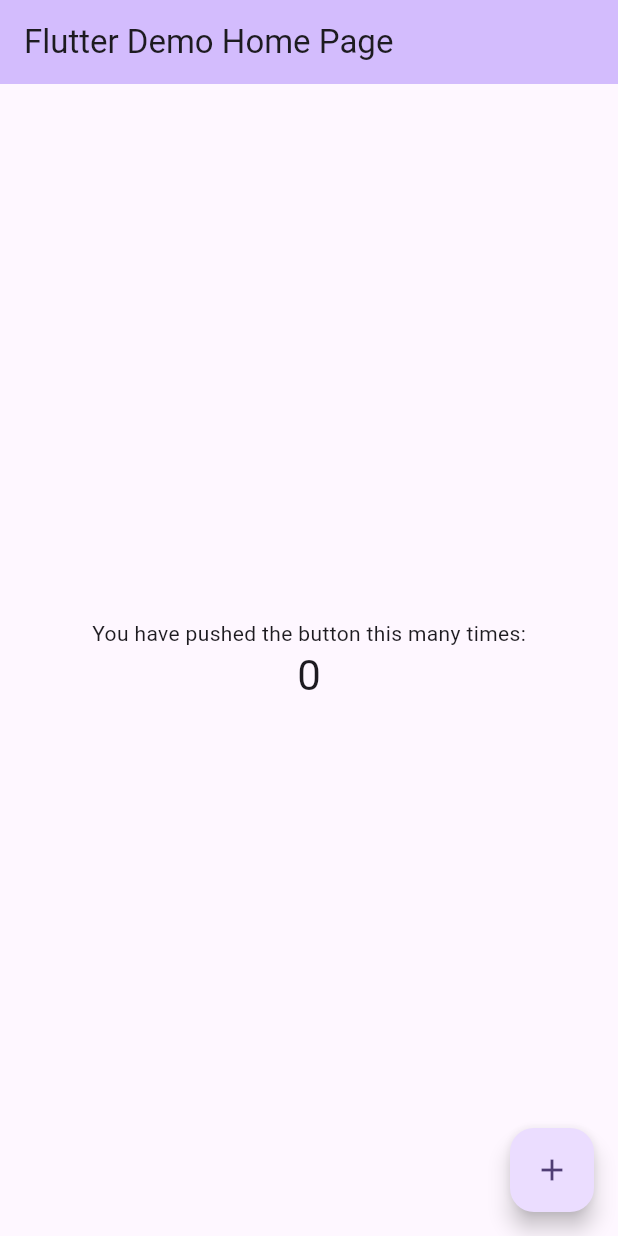
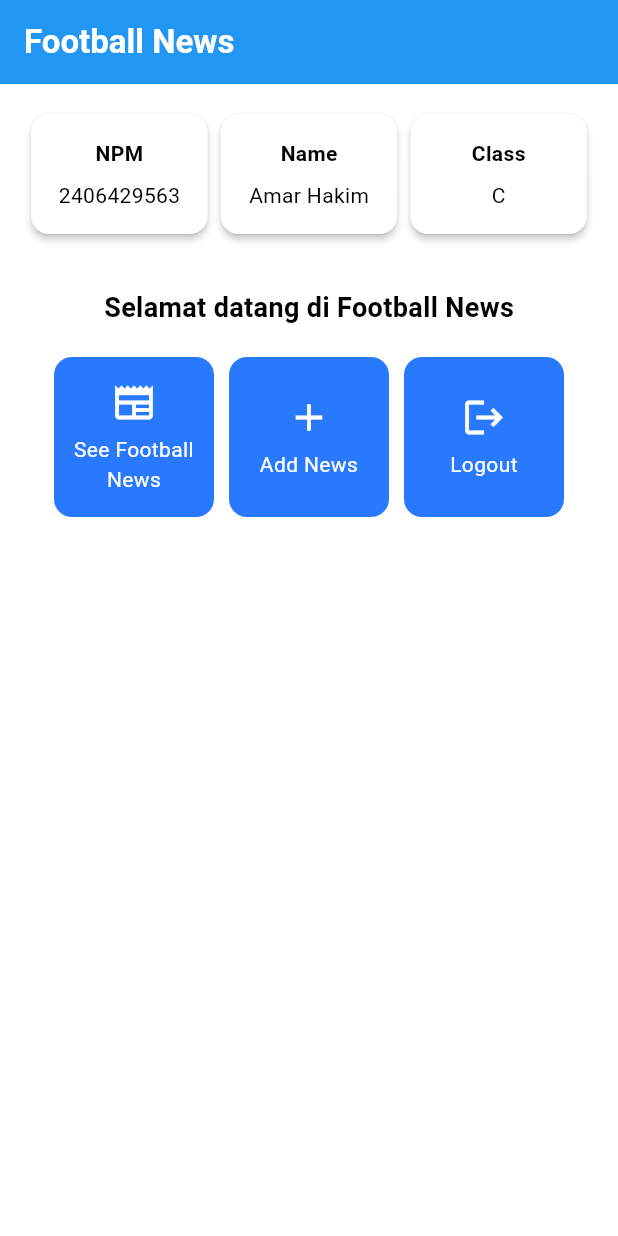
Before and after one commit to A-kim1/football-news-mobile, a Flutter app: the screen it shows after launch, on a phone screen of 412 x 824 dp. Run offline on Flutter 3.47's test engine with Material 3 defaults, Android fonts, the phone set to English and light mode, and no system bars.

Commit message:
tutorial 6 selesai

```diff
--- a/lib/main.dart
+++ b/lib/main.dart
@@ -1,4 +1,5 @@
 import 'package:flutter/material.dart';
+import 'package:football_news/menu.dart';
 
 void main() {
   runApp(const MyApp());
@@ -28,95 +29,10 @@ class MyApp extends StatelessWidget {
         //
         // This works for code too, not just values: Most code changes can be
         // tested with just a hot reload.
-        colorScheme: ColorScheme.fromSeed(seedColor: Colors.deepPurple),
+        colorScheme: ColorScheme.fromSwatch(primarySwatch: Colors.blue)
+        .copyWith(secondary: Colors.blueAccent[400]),
       ),
-      home: const MyHomePage(title: 'Flutter Demo Home Page'),
+      home: MyHomePage(),
     );
   }
 }
-
-class MyHomePage extends StatefulWidget {
-  const MyHomePage({super.key, required this.title});
-
-  // This widget is the home page of your application. It is stateful, meaning
-  // that it has a State object (defined below) that contains fields that affect
-  // how it looks.
-
-  // This class is the configuration for the state. It holds the values (in this
-  // case the title) provided by the parent (in this case the App widget) and
-  // used by the build method of the State. Fields in a Widget subclass are
-  // always marked "final".
-
-  final String title;
-
-  @override
-  State<MyHomePage> createState() => _MyHomePageState();
-}
-
-class _MyHomePageState extends State<MyHomePage> {
-  int _counter = 0;
-
-  void _incrementCounter() {
-    setState(() {
-      // This call to setState tells the Flutter framework that something has
-      // changed in this State, which causes it to rerun the build method below
-      // so that the display can reflect the updated values. If we changed
-      // _counter without calling setState(), then the build method would not be
-      // called again, and so nothing would appear to happen.
-      _counter++;
-    });
-  }
-
-  @override
-  Widget build(BuildContext context) {
-    // This method is rerun every time setState is called, for instance as done
-    // by the _incrementCounter method above.
-    //
-    // The Flutter framework has been optimized to make rerunning build methods
-    // fast, so that you can just rebuild anything that needs updating rather
-    // than having to individually change instances of widgets.
-    return Scaffold(
-      appBar: AppBar(
-        // TRY THIS: Try changing the color here to a specific color (to
-        // Colors.amber, perhaps?) and trigger a hot reload to see the AppBar
-        // change color while the other colors stay the same.
-        backgroundColor: Theme.of(context).colorScheme.inversePrimary,
-        // Here we take the value from the MyHomePage object that was created by
-        // the App.build method, and use it to set our appbar title.
-        title: Text(widget.title),
-      ),
-      body: Center(
-        // Center is a layout widget. It takes a single child and positions it
-        // in the middle of the parent.
-        child: Column(
-          // Column is also a layout widget. It takes a list of children and
-          // arranges them vertically. By default, it sizes itself to fit its
-          // children horizontally, and tries to be as tall as its parent.
-          //
-          // Column has various properties to control how it sizes itself and
-          // how it positions its children. Here we use mainAxisAlignment to
-          // center the children vertically; the main axis here is the vertical
-          // axis because Columns are vertical (the cross axis would be
-          // horizontal).
-          //
-          // TRY THIS: Invoke "debug painting" (choose the "Toggle Debug Paint"
-          // action in the IDE, or press "p" in the console), to see the
-          // wireframe for each widget.
-          mainAxisAlignment: MainAxisAlignment.center,
-          children: <Widget>[
-            const Text('You have pushed the button this many times:'),
-            Text(
-              '$_counter',
-              style: Theme.of(context).textTheme.headlineMedium,
-            ),
-          ],
-        ),
-      ),
-      floatingActionButton: FloatingActionButton(
-        onPressed: _incrementCounter,
-        tooltip: 'Increment',
-        child: const Icon(Icons.add),
-      ), // This trailing comma makes auto-formatting nicer for build methods.
-    );
-  }
-}
--- /dev/null
+++ b/lib/menu.dart
@@ -0,0 +1,188 @@
+import 'package:flutter/material.dart';
+
+class MyHomePage extends StatelessWidget {
+    MyHomePage({super.key});//sudah ada pada code sebelumnya
+
+    final String nama = "Amar Hakim"; //nama
+    final String npm = "2406429563"; //npm
+    final String kelas = "C"; //kelas
+
+    final List<ItemHomepage> items = [
+        ItemHomepage("See Football News", Icons.newspaper),
+        ItemHomepage("Add News", Icons.add),
+        ItemHomepage("Logout", Icons.logout),
+    ];
+
+    @override
+    Widget build(BuildContext context) {
+    // Scaffold menyediakan struktur dasar halaman dengan AppBar dan body.
+    return Scaffold(
+      // AppBar adalah bagian atas halaman yang menampilkan judul.
+      appBar: AppBar(
+        // Judul aplikasi "Football News" dengan teks putih dan tebal.
+        title: const Text(
+          'Football News',
+          style: TextStyle(
+            color: Colors.white,
+            fontWeight: FontWeight.bold,
+          ),
+        ),
+        // Warna latar belakang AppBar diambil dari skema warna tema aplikasi.
+        backgroundColor: Theme.of(context).colorScheme.primary,
+      ),
+      // Body halaman dengan padding di sekelilingnya.
+      body: Padding(
+        padding: const EdgeInsets.all(16.0),
+        // Menyusun widget secara vertikal dalam sebuah kolom.
+        child: Column(
+          crossAxisAlignment: CrossAxisAlignment.center,
+          children: [
+            // Row untuk menampilkan 3 InfoCard secara horizontal.
+            Row(
+              mainAxisAlignment: MainAxisAlignment.spaceEvenly,
+              children: [
+                InfoCard(title: 'NPM', content: npm),
+                InfoCard(title: 'Name', content: nama),
+                InfoCard(title: 'Class', content: kelas),
+              ],
+            ),
+
+            // Memberikan jarak vertikal 16 unit.
+            const SizedBox(height: 16.0),
+
+            // Menempatkan widget berikutnya di tengah halaman.
+            Center(
+              child: Column(
+                // Menyusun teks dan grid item secara vertikal.
+
+                children: [
+                  // Menampilkan teks sambutan dengan gaya tebal dan ukuran 18.
+                  const Padding(
+                    padding: EdgeInsets.only(top: 16.0),
+                    child: Text(
+                      'Selamat datang di Football News',
+                      style: TextStyle(
+                        fontWeight: FontWeight.bold,
+                        fontSize: 18.0,
+                      ),
+                    ),
+                  ),
+
+                  // Grid untuk menampilkan ItemCard dalam bentuk grid 3 kolom.
+                  GridView.count(
+                    primary: true,
+                    padding: const EdgeInsets.all(20),
+                    crossAxisSpacing: 10,
+                    mainAxisSpacing: 10,
+                    crossAxisCount: 3,
+                    // Agar grid menyesuaikan tinggi kontennya.
+                    shrinkWrap: true,
+
+                    // Menampilkan ItemCard untuk setiap item dalam list items.
+                    children: items.map((ItemHomepage item) {
+                      return ItemCard(item);
+                    }).toList(),
+                  ),
+                ],
+              ),
+            ),
+          ],
+        ),
+      ),
+    );
+    }
+}
+
+class InfoCard extends StatelessWidget {
+  // Kartu informasi yang menampilkan title dan content.
+
+  final String title;  // Judul kartu.
+  final String content;  // Isi kartu.
+
+  const InfoCard({super.key, required this.title, required this.content});
+
+  @override
+  Widget build(BuildContext context) {
+    return Card(
+      // Membuat kotak kartu dengan bayangan dibawahnya.
+      elevation: 2.0,
+      child: Container(
+        // Mengatur ukuran dan jarak di dalam kartu.
+        width: MediaQuery.of(context).size.width / 3.5, // menyesuaikan dengan lebar device yang digunakan.
+        padding: const EdgeInsets.all(16.0),
+        // Menyusun title dan content secara vertikal.
+        child: Column(
+          children: [
+            Text(
+              title,
+              style: const TextStyle(fontWeight: FontWeight.bold),
+            ),
+            const SizedBox(height: 8.0),
+            Text(content),
+          ],
+        ),
+      ),
+    );
+  }
+}
+
+class ItemHomepage {
+ final String name;
+ final IconData icon;
+
+ ItemHomepage(this.name, this.icon);
+}
+
+class ItemCard extends StatelessWidget {
+  // Menampilkan kartu dengan ikon dan nama.
+
+  final ItemHomepage item;
+
+  const ItemCard(this.item, {super.key});
+
+  @override
+  Widget build(BuildContext context) {
+    return Material(
+      // Menentukan warna latar belakang dari tema aplikasi.
+      color: Theme.of(context).colorScheme.secondary,
+      // Membuat sudut kartu melengkung.
+      borderRadius: BorderRadius.circular(12),
+
+      child: InkWell(
+        // Aksi ketika kartu ditekan.
+        onTap: () {
+          // Menampilkan pesan SnackBar saat kartu ditekan.
+          ScaffoldMessenger.of(context)
+            ..hideCurrentSnackBar()
+            ..showSnackBar(
+              SnackBar(content: Text("Kamu telah menekan tombol ${item.name}!"))
+            );
+        },
+        // Container untuk menyimpan Icon dan Text
+        child: Container(
+          padding: const EdgeInsets.all(8),
+          child: Center(
+            child: Column(
+              // Menyusun ikon dan teks di tengah kartu.
+              mainAxisAlignment: MainAxisAlignment.center,
+              children: [
+                Icon(
+                  item.icon,
+                  color: Colors.white,
+                  size: 30.0,
+                ),
+                const Padding(padding: EdgeInsets.all(3)),
+                Text(
+                  item.name,
+                  textAlign: TextAlign.center,
+                  style: const TextStyle(color: Colors.white),
+                ),
+              ],
+            ),
+          ),
+        ),
+      ),
+    );
+  }
+
+}
```
